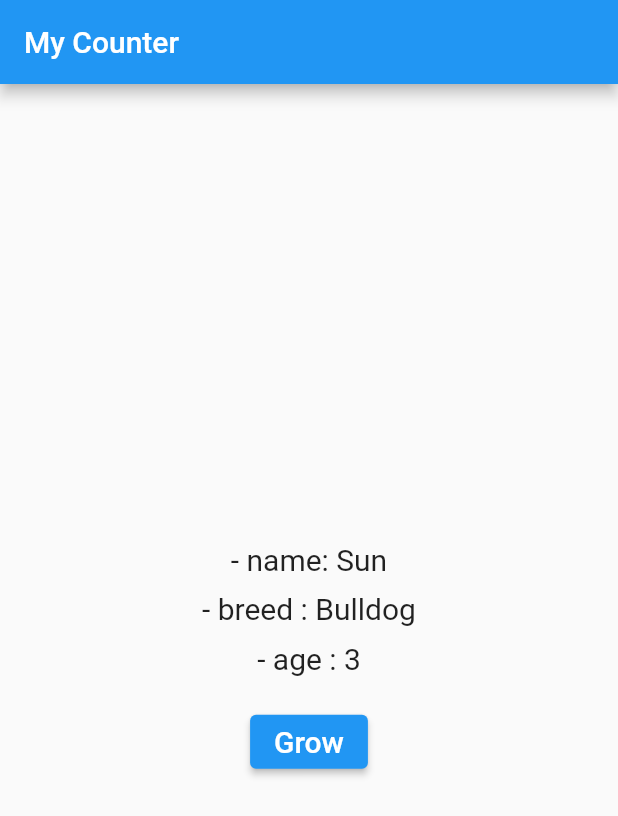
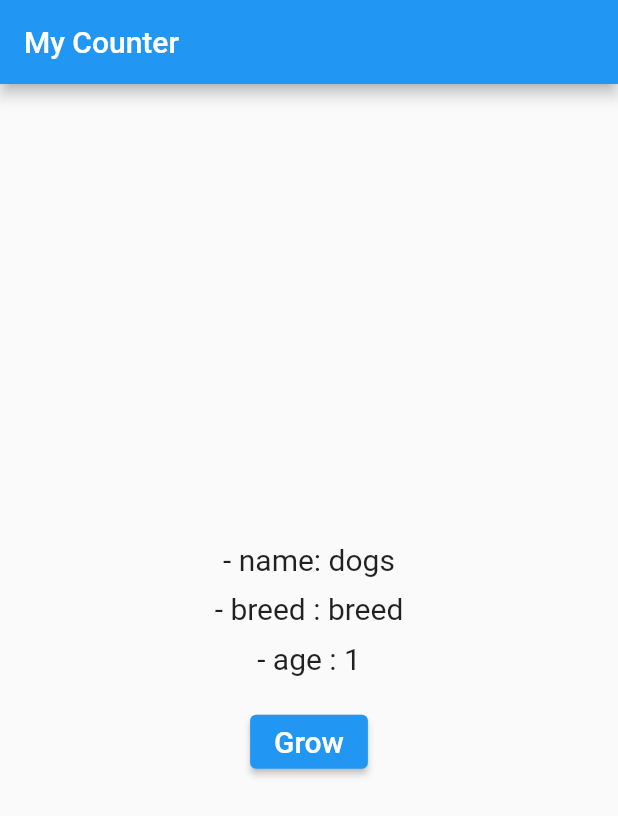
Before and after one commit to fahmi54321/basic_provider, a Flutter app: the screen it shows after launch, after a tap on "Grow", on a phone screen of 412 x 824 dp. Shown: the top 816 px of the screen. Run offline on Flutter 3.47's test engine with Material 2 defaults, Android fonts, the phone set to English and light mode, and no system bars.

Commit message:
change notifier and add listener

```diff
--- a/lib/main.dart
+++ b/lib/main.dart
@@ -12,20 +12,12 @@ class MyApp extends StatelessWidget {
   // This widget is the root of your application.
   @override
   Widget build(BuildContext context) {
-    return Provider(
-      //todo 2
-      create: (context) => Dog(
-        name: 'Sun',
-        breed: 'Bulldog',
-        age: 3,
+    return MaterialApp( //todo 3
+      title: 'Flutter Demo',
+      theme: ThemeData(
+        primarySwatch: Colors.blue,
       ),
-      child: MaterialApp(
-        title: 'Flutter Demo',
-        theme: ThemeData(
-          primarySwatch: Colors.blue,
-        ),
-        home: const MyHomePage(),
-      ),
+      home: const MyHomePage(),
     );
   }
 }
@@ -38,6 +30,24 @@ class MyHomePage extends StatefulWidget {
 }
 
 class _MyHomePageState extends State<MyHomePage> {
+  final dog = Dog(name: 'dogs', breed: 'breed'); //todo 4
+
+  @override
+  void initState() { //todo 5
+    super.initState();
+    dog.addListener(dogListener);
+  }
+
+  void dogListener() { //todo 6
+    print('age : ${dog.age}');
+  }
+
+  @override
+  void dispose() { //todo 7
+    dog.removeListener(dogListener);
+    super.dispose();
+  }
+
   @override
   Widget build(BuildContext context) {
     return Scaffold(
@@ -50,11 +60,11 @@ class _MyHomePageState extends State<MyHomePage> {
           mainAxisSize: MainAxisSize.min,
           children: [
             Text(
-              '- name: ${Provider.of<Dog>(context).name}', //todo 3
+              '- name: ${dog.name}', //todo 8
               style: const TextStyle(fontSize: 20.0),
             ),
             const SizedBox(height: 10.0),
-            BreedAndAge(),
+            BreedAndAge(dog: dog), //todo 9
           ],
         ),
       ),
@@ -63,38 +73,45 @@ class _MyHomePageState extends State<MyHomePage> {
 }
 
 class BreedAndAge extends StatelessWidget {
-  const BreedAndAge({super.key});
+  final Dog dog; //todo 10
+  const BreedAndAge({
+    super.key,
+    required this.dog,
+  });
 
   @override
   Widget build(BuildContext context) {
     return Column(
       children: [
         Text(
-          '- breed : ${Provider.of<Dog>(context).breed}', //todo 4
+          '- breed : ${dog.breed}', //todo 11
           style: const TextStyle(fontSize: 20.0),
         ),
         const SizedBox(height: 10.0),
-        const Age(),
+        Age(dog: dog), // todo 12
       ],
     );
   }
 }
 
 class Age extends StatelessWidget {
-  const Age({super.key});
+  final Dog dog; //todo 13
+  const Age({
+    super.key,
+    required this.dog,
+  });
 
   @override
   Widget build(BuildContext context) {
     return Column(
       children: [
         Text(
-          '- age : ${Provider.of<Dog>(context).age}', //todo 5
+          '- age : ${dog.age}', //todo 14
           style: const TextStyle(fontSize: 20.0),
         ),
         const SizedBox(height: 20.0),
         ElevatedButton(
-          onPressed: () =>
-              Provider.of<Dog>(context, listen: false).grow(), //todo 6 (finish)
+          onPressed: () => dog.grow(), //todo 15 (finish)
           child: const Text(
             'Grow',
             style: TextStyle(
--- a/lib/models/dog.dart
+++ b/lib/models/dog.dart
@@ -1,6 +1,6 @@
+import 'package:flutter/material.dart';
 
-//todo 1 (next main.dart)
-class Dog {
+class Dog with ChangeNotifier { //todo 1
   final String name;
   final String breed;
   int age;
@@ -13,6 +13,7 @@ class Dog {
 
   void grow() {
     age++;
+    notifyListeners(); //todo 2 (next main.dart)
     print('age : $age');
   }
 }
```
